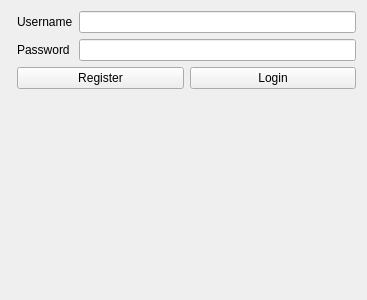
Qt form ui/qt/LoginPage.ui (IwanIDev/cs-unit5) before a commit.
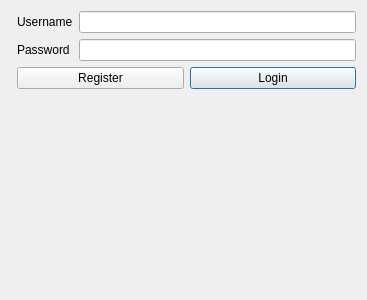
The same form after that commit.

Patch:
```diff
--- a/ui/qt/LoginPage.ui
+++ b/ui/qt/LoginPage.ui
@@ -47,6 +47,12 @@
          <property name="text">
           <string>Login</string>
          </property>
+         <property name="autoDefault">
+          <bool>true</bool>
+         </property>
+         <property name="default">
+          <bool>true</bool>
+         </property>
         </widget>
        </item>
       </layout>
```
